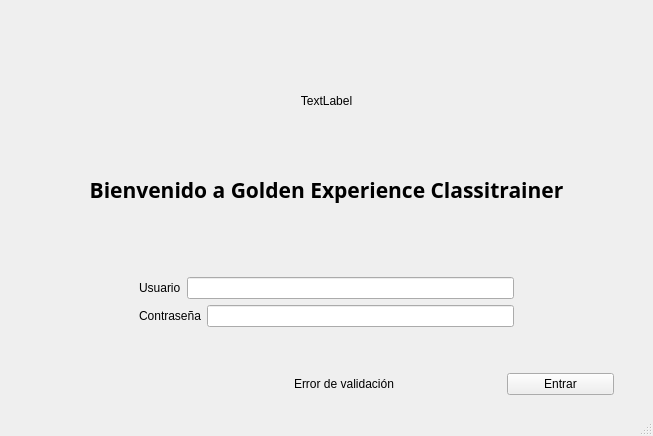
40CompilerErrors/Proyecto2, file Resources/UI/VentanaLogin.ui: the form before one commit.
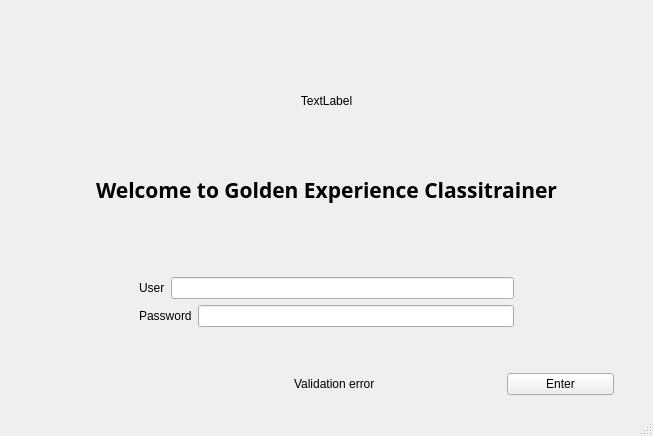
The form after the commit.

Patch:
```diff
--- a/Resources/UI/VentanaLogin.ui
+++ b/Resources/UI/VentanaLogin.ui
@@ -69,7 +69,7 @@
            </font>
           </property>
           <property name="text">
-           <string>Bienvenido a Golden Experience Classitrainer</string>
+           <string>Welcome to Golden Experience Classitrainer</string>
           </property>
           <property name="alignment">
            <set>Qt::AlignCenter</set>
@@ -115,7 +115,7 @@
             <item>
              <widget class="QLabel" name="label_2">
               <property name="text">
-               <string>Usuario</string>
+               <string>User</string>
               </property>
              </widget>
             </item>
@@ -167,7 +167,7 @@
           <item>
            <widget class="QLabel" name="label">
             <property name="text">
-             <string>Contraseña</string>
+             <string>Password</string>
             </property>
            </widget>
           </item>
@@ -235,7 +235,7 @@
         <item>
          <widget class="QLabel" name="label_errors">
           <property name="text">
-           <string>Error de validación</string>
+           <string>Validation error</string>
           </property>
          </widget>
         </item>
@@ -260,7 +260,7 @@
           <item>
            <widget class="QPushButton" name="login_button">
             <property name="text">
-             <string>Entrar</string>
+             <string>Enter</string>
             </property>
            </widget>
           </item>
```
Left out of the diff: 2 changed lines with no effect on the pictures.
